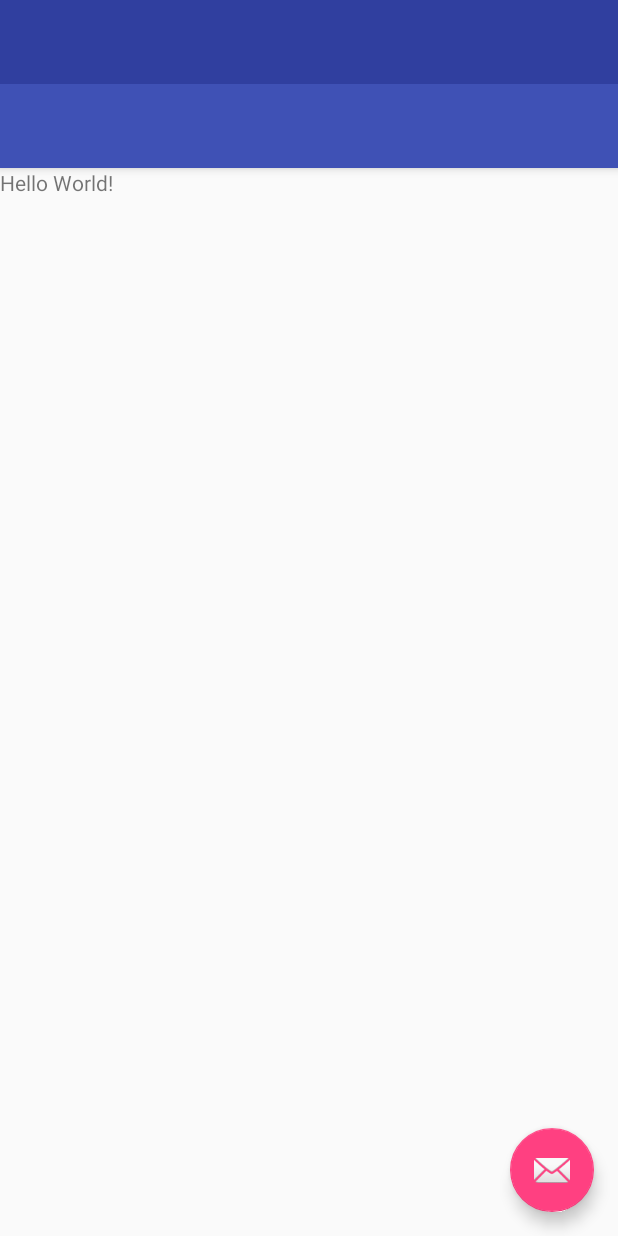
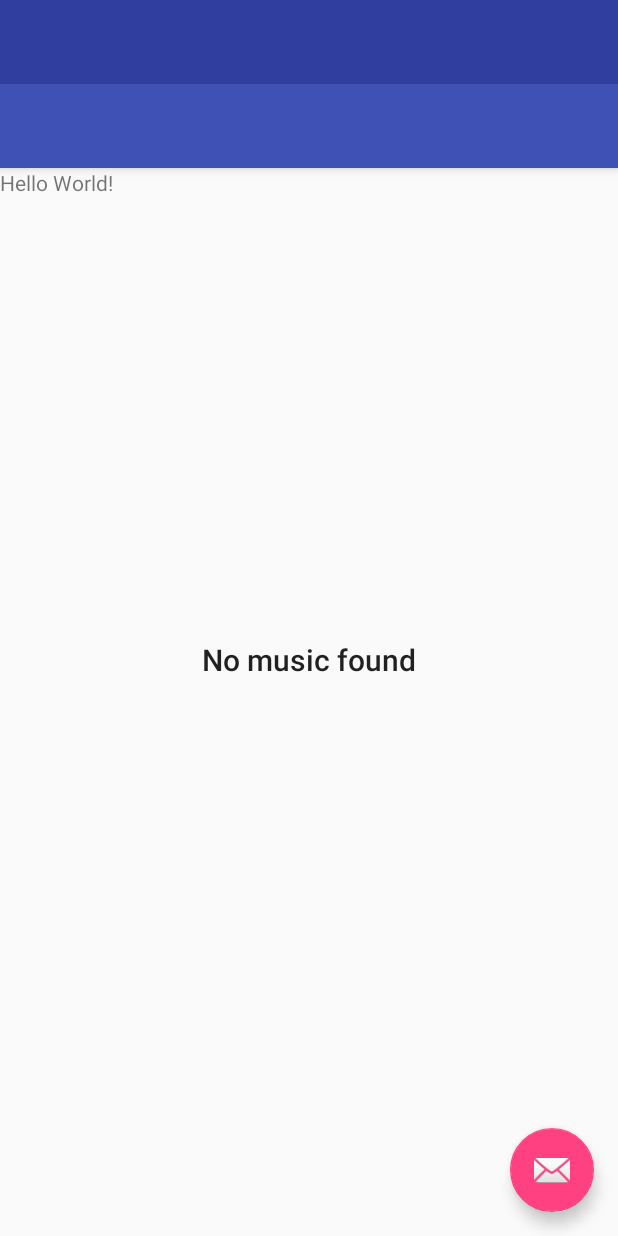
Before and after one commit to sandipgh19/MusicSystem, an Android app: the layout activity_main.xml on its own in the app's theme, with its tools: preview values and no code run, on a phone screen of 412 x 824 dp. Run offline under Robolectric (Android 15) with nearby library versions, the phone set to English and light mode, and no system bars.

Commit message:
Update Code

```diff
--- a/app/src/main/res/layout/activity_main.xml
+++ b/app/src/main/res/layout/activity_main.xml
@@ -21,5 +21,31 @@
         android:fitsSystemWindows="true"
         app:headerLayout="@layout/nav_header_main"
         app:menu="@menu/activity_main_drawer" />
+    <?xml version="1.0" encoding="utf-8"?>
+    <FrameLayout
+        xmlns:android="http://schemas.android.com/apk/res/android"
+        xmlns:tools="http://schemas.android.com/tools"
+        android:layout_width="match_parent"
+        android:layout_height="match_parent"
+        tools:context="com.cleveroad.audiowidget.example.MainActivity">
+
+        <android.support.v7.widget.RecyclerView
+            android:id="@+id/recycler_view"
+            android:layout_width="match_parent"
+            android:layout_height="match_parent"
+            />
+
+        <TextView
+            android:id="@+id/empty_view"
+            android:layout_width="match_parent"
+            android:layout_height="match_parent"
+            android:gravity="center"
+            android:text="@string/no_music_found"
+            android:textAppearance="@style/TextAppearance.AppCompat.SearchResult.Title"
+            android:visibility="gone"
+            tools:visibility="visible"
+            />
+
+    </FrameLayout>
 
 </android.support.v4.widget.DrawerLayout>
--- a/app/src/main/res/values/dimens.xml
+++ b/app/src/main/res/values/dimens.xml
@@ -5,4 +5,5 @@
     <dimen name="nav_header_vertical_spacing">16dp</dimen>
     <dimen name="nav_header_height">160dp</dimen>
     <dimen name="fab_margin">16dp</dimen>
+    <dimen name="cover_size">60dp</dimen>
 </resources>
--- /dev/null
+++ b/app/src/main/res/values/ids.xml
@@ -0,0 +1,5 @@
+<?xml version="1.0" encoding="utf-8"?>
+<resources>
+
+    <item type="id" name="twowayview_item_click_support" />
+</resources>
--- a/app/src/main/res/values/styles.xml
+++ b/app/src/main/res/values/styles.xml
@@ -17,4 +17,5 @@
 
     <style name="AppTheme.PopupOverlay" parent="ThemeOverlay.AppCompat.Light" />
 
+
 </resources>
```
Also changed, not shown: app/src/main/res/values/strings.xml (+11 -0 lines).
